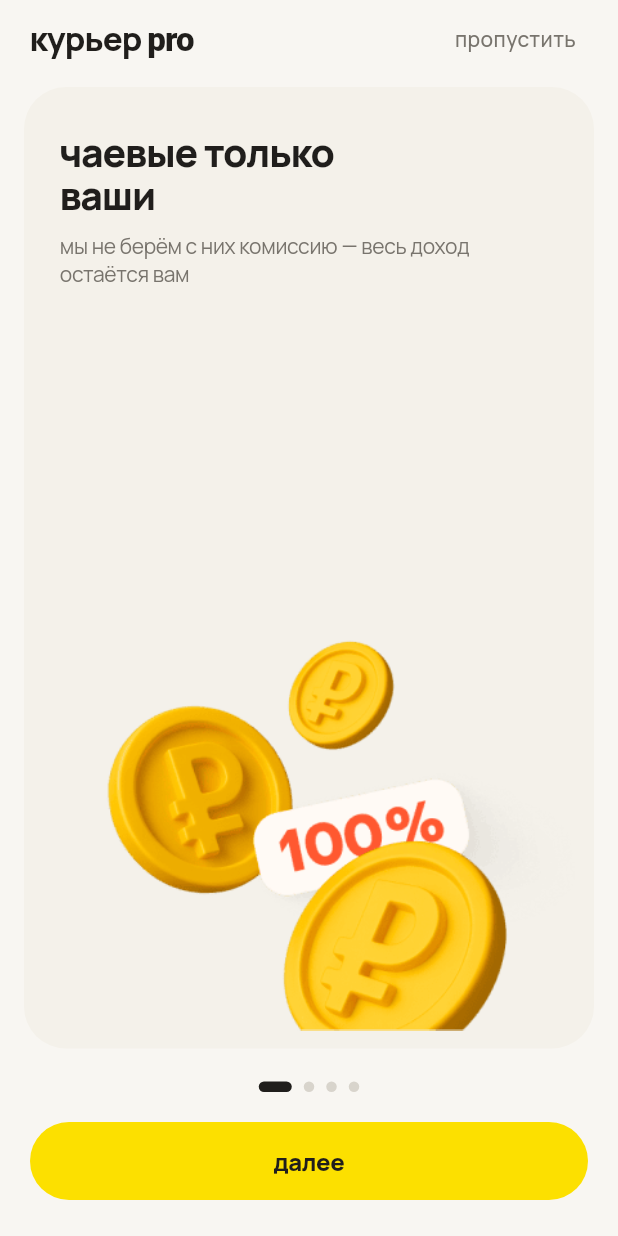
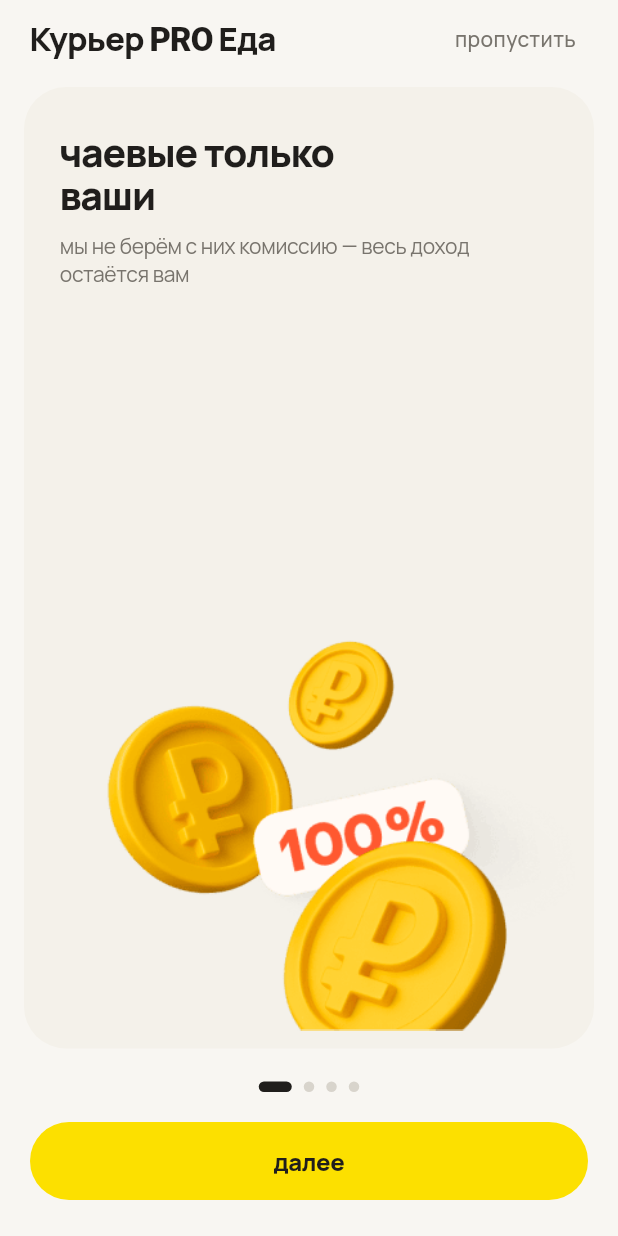
Before and after one commit to magnitik74/kuryer-yandex-eda-pro-rustore-googleplay-appstore, a Flutter app: the OnboardingFlowScreen screen opened directly, on a phone screen of 412 x 824 dp. Run offline on Flutter 3.47's test engine with Material 3 defaults, Android fonts, the phone set to English and light mode, and no system bars; our stand-ins replace cloud_firestore, device_info_plus, firebase_core, firebase_messaging, flutter_local_notifications, google_fonts and 4 more; missing offline and left inert: country_flags, flutter_rustore_review, phosphoricons_flutter; accounts and stored records are empty; network calls fail; Roboto replaces fonts that are missing (Golos Text).

Commit message:
Branding: standardize app name to 'Курьер PRO Еда' across all screens and manifest

```diff
--- a/lib/main.dart
+++ b/lib/main.dart
@@ -30,7 +30,7 @@ class MyApp extends StatelessWidget {
   @override
   Widget build(BuildContext context) {
     return MaterialApp(
-      title: 'Работа курьером-курьер PRO Еда',
+      title: 'Курьер PRO Еда',
       debugShowCheckedModeBanner: false,
       theme: ThemeData(
         fontFamily: GoogleFonts.golosText().fontFamily,
--- a/lib/screens/onboarding/onboarding_flow_screen.dart
+++ b/lib/screens/onboarding/onboarding_flow_screen.dart
@@ -92,7 +92,7 @@ class _OnboardingFlowScreenState extends State<OnboardingFlowScreen> {
                 mainAxisAlignment: MainAxisAlignment.spaceBetween,
                 children: [
                   Text(
-                    'курьер pro',
+                    'Курьер PRO Еда',
                     style: GoogleFonts.golosText(
                       fontSize: 22,
                       fontWeight: FontWeight.w900,
--- a/lib/screens/onboarding/onboarding_screen_v2.dart
+++ b/lib/screens/onboarding/onboarding_screen_v2.dart
@@ -114,7 +114,7 @@ class _OnboardingScreenV2State extends State<OnboardingScreenV2> {
                 mainAxisAlignment: MainAxisAlignment.spaceBetween,
                 children: [
                   Text(
-                    'курьер pro',
+                    'Курьер PRO Еда',
                     style: AppTypography.headingL.copyWith(
                       fontWeight: FontWeight.w900,
                       letterSpacing: -0.5,
--- a/lib/screens/profile/profile_screen.dart
+++ b/lib/screens/profile/profile_screen.dart
@@ -247,7 +247,7 @@ class _ProfileScreenState extends State<ProfileScreen> {
                         crossAxisAlignment: CrossAxisAlignment.start,
                         children: [
                           Text(
-                            _locale.userName.isNotEmpty ? _locale.userName : 'Курьер PRO',
+                            _locale.userName.isNotEmpty ? _locale.userName : 'Курьер PRO Еда',
                             style: AppTypography.headingS,
                           ),
                           const SizedBox(height: 4),
```
Also changed, not shown: 1 other file.
